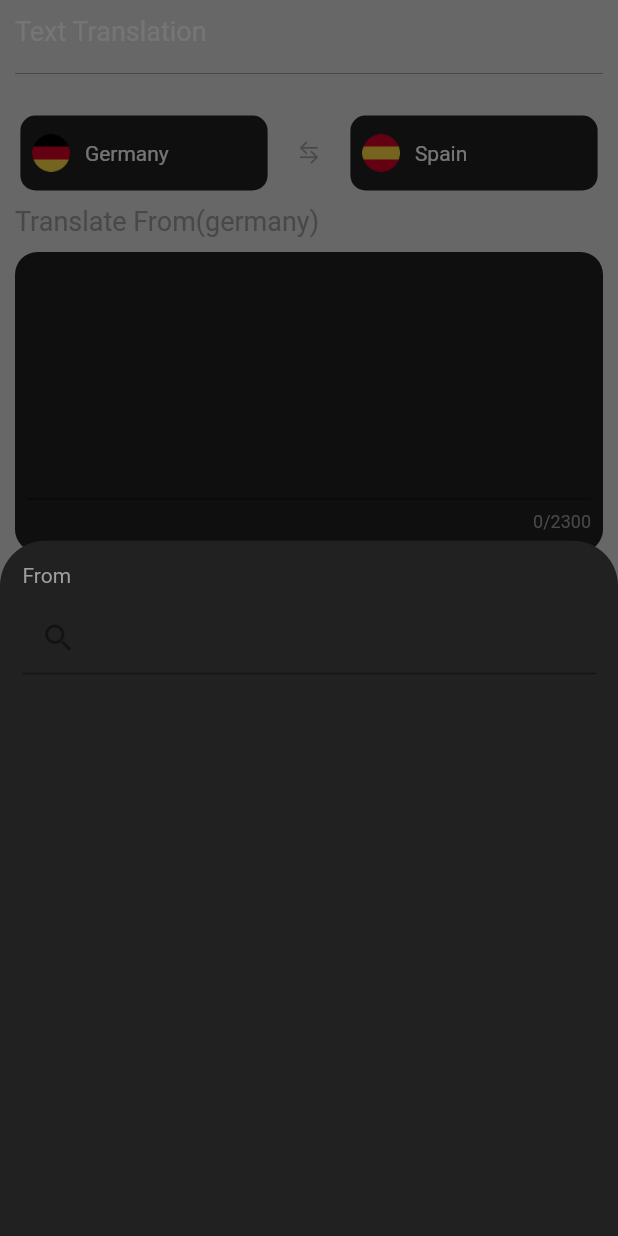
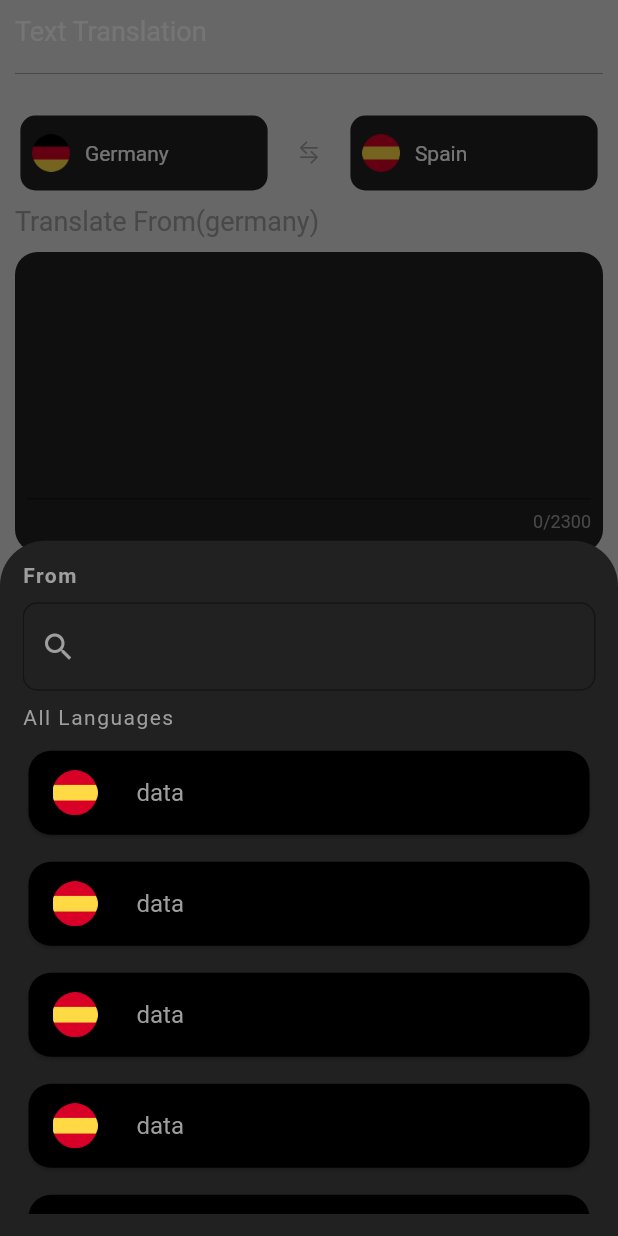
Before and after one commit to muhammedsaheerck/muhammedsaheerck-translator-app, a Flutter app: the screen it shows after launch, after a tap on "Spain", on a phone screen of 412 x 824 dp. Run offline on Flutter 3.47's test engine with Material 2 defaults, Android fonts, the phone set to English and light mode, and no system bars.

Commit message:
Home screen and Bottom sheet UI completed

```diff
--- a/lib/pressantation/home/screen_home.dart
+++ b/lib/pressantation/home/screen_home.dart
@@ -93,7 +93,7 @@ class ScreenHome extends StatelessWidget {
                   borderRadius: const BorderRadius.only(
                       topLeft: Radius.circular(30.0),
                       topRight: Radius.circular(30.0))),
-              height: 500.0,
+              height: MediaQuery.of(context).size.height / .5,
               child: Padding(
                 padding: const EdgeInsets.all(15.0),
                 child: ListView(
@@ -102,13 +102,58 @@ class ScreenHome extends StatelessWidget {
                   children: [
                     const Text(
                       "From",
-                      style: TextStyle(color: Colors.grey),
+                      style: TextStyle(
+                          color: Colors.grey,
+                          fontWeight: FontWeight.bold,
+                          letterSpacing: 1),
                     ),
                     height10,
                     const TextField(
-                      decoration:
-                          InputDecoration(prefixIcon: Icon(Icons.search)),
-                    )
+                      cursorColor: Colors.grey,
+                      decoration: InputDecoration(
+                          focusedBorder: OutlineInputBorder(
+                              borderSide: BorderSide(color: Colors.grey)),
+                          prefixIcon: Icon(
+                            Icons.search,
+                            color: Colors.grey,
+                          ),
+                          border: OutlineInputBorder(
+                              borderSide: BorderSide(color: Colors.grey),
+                              borderRadius:
+                                  BorderRadius.all(Radius.circular(10)))),
+                    ),
+                    height10,
+                    const Text(
+                      "All Languages",
+                      style: TextStyle(
+                          color: Colors.grey,
+                          fontWeight: FontWeight.w400,
+                          letterSpacing: 1),
+                    ),
+                    height10,
+                    ListView.separated(
+                        shrinkWrap: true,
+                        physics: const ScrollPhysics(),
+                        itemBuilder: (context, index) {
+                          return Card(
+
+                            shape: RoundedRectangleBorder(
+                                borderRadius: BorderRadius.circular(15)),
+                            color: Colors.black,
+                            child: ListTile(
+                              leading: SizedBox(
+                                  height: 30,
+                                  width: 30,
+                                  child: Image.asset("asset/Images/spain.png")),
+                              title: const Text(
+                                "data",
+                                style: TextStyle(color: Colors.grey),
+                              ),
+                            ),
+                          );
+                        },
+                        separatorBuilder: (context, index) => height10,
+                        itemCount: 7)
                   ],
                 ),
               ));
```
